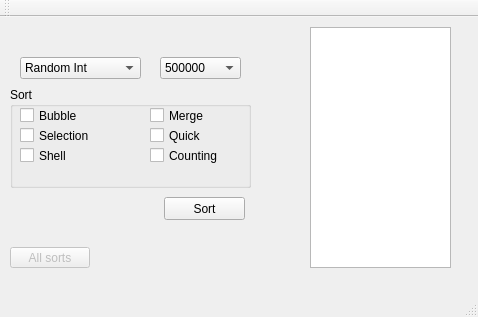
This is mainwindow.ui in FAQEnD/CompareSortAlgorithm as Qt 5 draws it before an edit. The edited form follows.
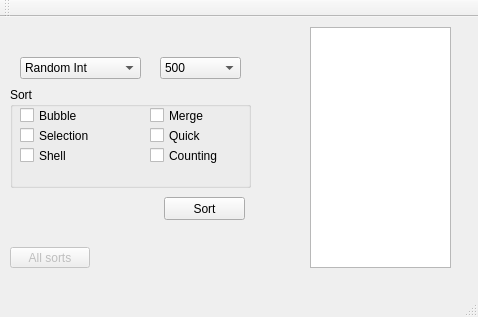
This is the edited form.

What changed in the file:
```diff
--- a/mainwindow.ui
+++ b/mainwindow.ui
@@ -53,7 +53,7 @@
      </rect>
     </property>
     <property name="currentIndex">
-     <number>6</number>
+     <number>0</number>
     </property>
     <item>
      <property name="text">
```
